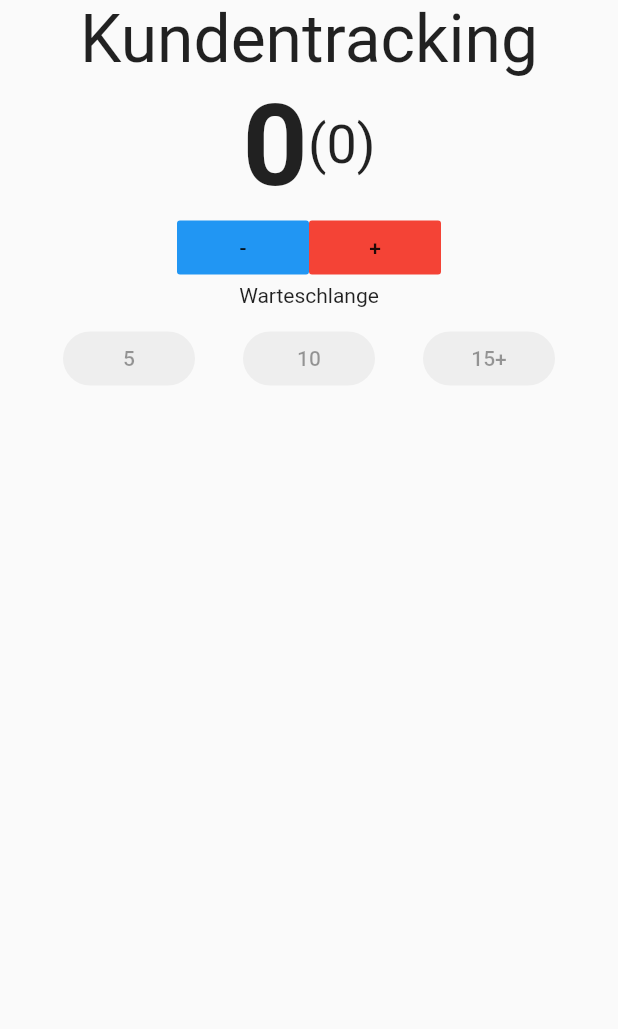
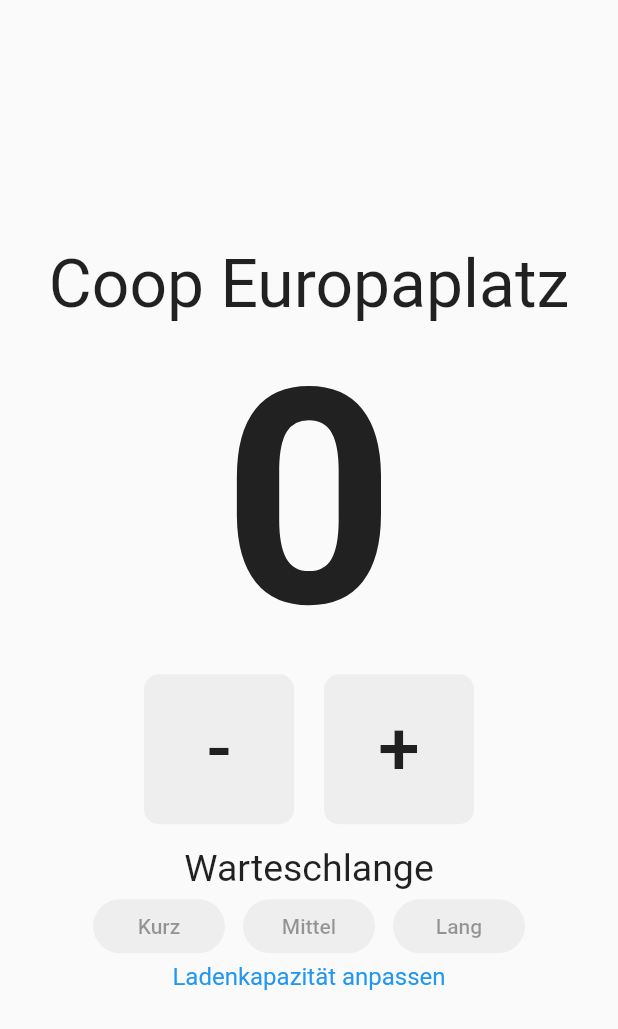
Before and after one commit to thrashermaq/waitathome, a Flutter app: the ShopScreen screen opened by its route, on a phone screen of 412 x 824 dp. Shown: the top 1029 px of the screen. Run offline on Flutter 3.47's test engine with Material 2 defaults, Android fonts, the phone set to English and light mode, and no system bars.

Commit message:
Alert für input

```diff
--- a/lib/ui/components/customer_tracking.dart
+++ b/lib/ui/components/customer_tracking.dart
@@ -1,4 +1,5 @@
 import 'package:flutter/material.dart';
+import 'package:flutter/services.dart';
 import 'package:flutter/widgets.dart';
 
 class CustomerTracking extends StatefulWidget {
@@ -10,6 +11,7 @@
   int customers = 0;
   int limit = 10;
   int queue = 0;
+  String storeName = 'Coop Europaplatz';
 
   var activeButton = [false, false, false];
   bool queueEnabled = false;
@@ -17,63 +19,138 @@
   @override
   Widget build(BuildContext context) {
     return Column(
+      mainAxisAlignment: MainAxisAlignment.center,
       children: <Widget>[
         Text(
-          'Kundentracking',
+          '$storeName',
           style: TextStyle(
             fontSize: 44,
+          ),
+        ),
+        Text(
+          '$customers',
+          style: TextStyle(
+            fontSize: 200,
+            fontWeight: FontWeight.bold,
           ),
         ),
         Row(
           mainAxisAlignment: MainAxisAlignment.center,
           children: <Widget>[
-            Text(
-              '$customers',
-              style: TextStyle(
-                fontSize: 76,
-                fontWeight: FontWeight.bold,
-              ),
+            buildCountButton('-', () {
+              decreaseCustomerCount();
+            }),
+            SizedBox(
+              width: 20,
             ),
-            Text(
-              '($queue)',
-              style: TextStyle(
-                fontSize: 36,
-              ),
-            ),
+            buildCountButton('+', () {
+              increaseCustomerCount();
+            }),
           ],
         ),
-        Row(
-          mainAxisAlignment: MainAxisAlignment.center,
-          children: <Widget>[
-            FlatButton(
-              color: Colors.blue,
-              child: Text('-'),
-              onPressed: () {
-                decreaseCustomerCount();
-              },
-            ),
-            FlatButton(
-              color: Colors.red,
-              child: Text('+'),
-              onPressed: () {
-                increaseCustomerCount();
-              },
-            )
-          ],
+        SizedBox(
+          height: 15,
         ),
-        Text('Warteschlange'),
+        Text(
+          'Warteschlange',
+          style: TextStyle(
+            fontSize: 25,
+          ),
+        ),
         Padding(
-          padding: const EdgeInsets.all(10),
+          padding: const EdgeInsets.only(
+            left: 50,
+            right: 50,
+          ),
           child: Row(
             mainAxisAlignment: MainAxisAlignment.spaceEvenly,
             children: <Widget>[
-              buildQueueButton(0, '5', 5),
-              buildQueueButton(1, '10', 10),
-              buildQueueButton(2, '15+', 15),
+              buildQueueButton(0, 'Kurz', 5),
+              buildQueueButton(1, 'Mittel', 10),
+              buildQueueButton(2, 'Lang', 15),
             ],
           ),
-        )
+        ),
+        InkWell(
+          child: Text(
+            'Ladenkapazität anpassen',
+            style: TextStyle(
+              color: Colors.blue,
+              fontSize: 16,
+            ),
+          ),
+          onTap: () {
+            createDialog(context).then((newLimit) {
+              if (customers > newLimit) {
+                setState(() {
+                  customers = newLimit;
+                  queueEnabled = true;
+                });
+              } else {
+                setState(() {
+                  queueEnabled = false;
+                  activeButton = [false, false, false];
+                });
+              }
+              setState(() {
+                limit = newLimit;
+              });
+            });
+          },
+        ),
       ],
+    );
+  }
+
+  Future<int> createDialog(BuildContext context) {
+    TextEditingController customController =
+        TextEditingController(text: limit.toString());
+
+    return showDialog(
+        context: context,
+        builder: (BuildContext context) {
+          return AlertDialog(
+            title: Text('Ladenkapazität'),
+            content: TextField(
+              decoration: InputDecoration(
+                labelText: "Geschäftskapazität",
+              ),
+              keyboardType: TextInputType.number,
+              inputFormatters: [
+                WhitelistingTextInputFormatter.digitsOnly,
+              ], // O
+              controller: customController,
+            ),
+            actions: <Widget>[
+              MaterialButton(
+                child: Text('Speichern'),
+                onPressed: () {
+                  final newLimit = int.parse(customController.text.toString());
+                  Navigator.of(context).pop(newLimit);
+                },
+              ),
+            ],
+          );
+        });
+  }
+
+  ButtonTheme buildCountButton(String text, VoidCallback onPressedAction) {
+    return ButtonTheme(
+      minWidth: 100,
+      height: 100,
+      child: FlatButton(
+        color: Colors.grey[200],
+        shape: new RoundedRectangleBorder(
+          borderRadius: new BorderRadius.circular(10.0),
+        ),
+        child: Text(
+          text,
+          style: TextStyle(
+            fontSize: 50,
+          ),
+        ),
+        onPressed: onPressedAction,
+      ),
     );
   }
 
```
